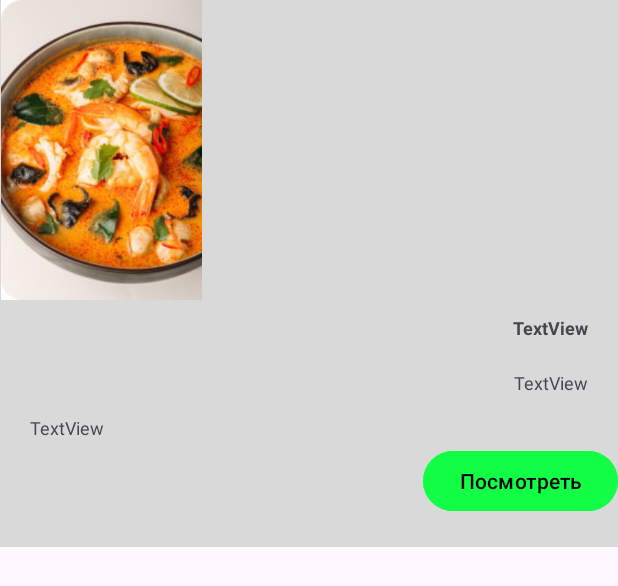
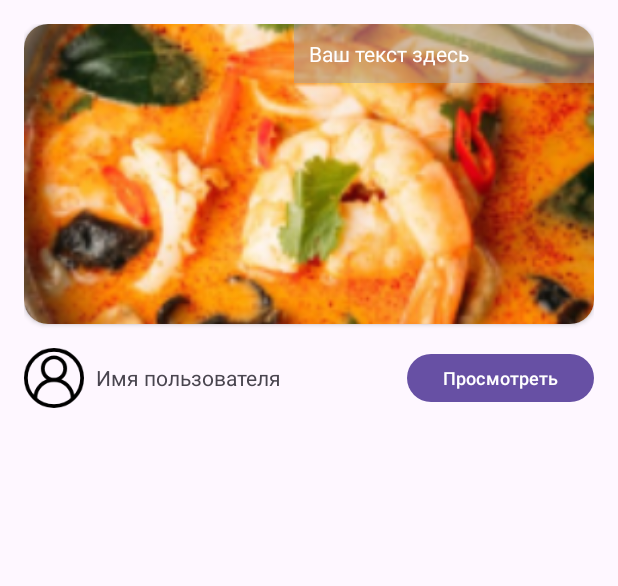
Before and after one commit to Vannitass/Cookify, an Android app: the layout item_in_list.xml on its own in the app's theme, with its tools: preview values and no code run, on a phone screen of 412 x 824 dp. Shown: the top 586 px of the screen. Run offline under Robolectric (Android 15) with nearby library versions, the phone set to English and light mode, and no system bars.

Commit message:
переделал внешний вид карточек

```diff
--- a/app/src/main/java/com/example/pageforregister/ItemsAdapter.kt
+++ b/app/src/main/java/com/example/pageforregister/ItemsAdapter.kt
@@ -11,10 +11,9 @@ import android.widget.TextView
 class ItemsAdapter(var items: List<Item>, var context: Context) : RecyclerView.Adapter<ItemsAdapter.MyViewHolder>(){
 
     class MyViewHolder(view: View): RecyclerView.ViewHolder(view){
-        val image: ImageView = view.findViewById(R.id.item_list_image)
-        val title: TextView = view.findViewById(R.id.item_list_title)
-        val desc: TextView = view.findViewById(R.id.item_list_description)
-        val author: TextView = view.findViewById(R.id.item_list_author)
+        val image: ImageView = view.findViewById(R.id.imageView)
+        val title: TextView = view.findViewById(R.id.textView)
+        val author: TextView = view.findViewById(R.id.profileName)
     }
 
     override fun onCreateViewHolder(parent: ViewGroup, viewType: Int): MyViewHolder {
@@ -28,7 +27,6 @@ class ItemsAdapter(var items: List<Item>, var context: Context) : RecyclerView.A
 
     override fun onBindViewHolder(holder: MyViewHolder, position: Int) {
         holder.title.text = items[position].title
-        holder.desc.text = items[position].desc
         holder.author.text = items[position].author
 
         val imageId = context.resources.getIdentifier(
--- /dev/null
+++ b/app/src/main/res/drawable/rounded_corners.xml
@@ -0,0 +1,6 @@
+<?xml version="1.0" encoding="utf-8"?>
+<shape xmlns:android="http://schemas.android.com/apk/res/android"
+    android:shape="rectangle">
+    <corners android:radius="100dp" />
+    <solid android:color="@android:color/white" />
+</shape>
--- a/app/src/main/res/layout/item_in_list.xml
+++ b/app/src/main/res/layout/item_in_list.xml
@@ -1,64 +1,86 @@
-<?xml version="1.0" encoding="utf-8"?>
-<LinearLayout xmlns:android="http://schemas.android.com/apk/res/android"
+<androidx.constraintlayout.widget.ConstraintLayout
+    xmlns:android="http://schemas.android.com/apk/res/android"
     xmlns:app="http://schemas.android.com/apk/res-auto"
-
-    android:orientation="vertical"
+    xmlns:tools="http://schemas.android.com/tools"
     android:layout_width="match_parent"
     android:layout_height="wrap_content"
-    android:paddingBottom="20dp"
+    android:padding="16dp">
 
-    android:background="#D9D9D9"
-    android:layout_marginBottom="20dp"
-    >
+    <!-- Закруглённое изображение с CardView -->
+    <androidx.cardview.widget.CardView
+        android:id="@+id/cardView"
+        android:layout_width="0dp"
+        android:layout_height="200dp"
+        app:cardCornerRadius="16dp"
+        app:layout_constraintTop_toTopOf="parent"
+        app:layout_constraintStart_toStartOf="parent"
+        app:layout_constraintEnd_toEndOf="parent">
 
-<!--    tools:context=".MainPageActivity">-->
+        <FrameLayout
+            android:layout_width="match_parent"
+            android:layout_height="match_parent">
 
+            <ImageView
+                android:id="@+id/imageView"
+                android:layout_width="match_parent"
+                android:layout_height="match_parent"
+                android:scaleType="centerCrop"
+                android:src="@drawable/souptomyam" />
 
+            <!-- Текст поверх изображения -->
+            <TextView
+                android:id="@+id/textView"
+                android:layout_width="200dp"
+                android:layout_height="wrap_content"
+                android:layout_gravity="top|end"
+                android:background="#80ABA1A1"
+                android:padding="10dp"
+                android:text="Ваш текст здесь"
+                android:textColor="@android:color/white" />
+        </FrameLayout>
+    </androidx.cardview.widget.CardView>
 
-    <ImageView
-        android:id="@+id/item_list_image"
-        android:layout_width="135dp"
-        android:layout_height="200dp"
-        android:gravity="start"
-        android:scaleType="fitCenter"
-        app:srcCompat="@drawable/souptomyam" />
-
-    <TextView
-        android:id="@+id/item_list_title"
+    <!-- LinearLayout для кнопки и профиля -->
+    <LinearLayout
         android:layout_width="match_parent"
         android:layout_height="wrap_content"
-        android:gravity="end"
-        android:paddingHorizontal="20dp"
-        android:paddingVertical="10dp"
-        android:text="TextView"
-        android:textSize="12sp"
-        android:textStyle="bold" />
+        android:layout_marginTop="16dp"
+        android:orientation="horizontal"
+        app:layout_constraintTop_toBottomOf="@id/cardView">
 
-    <TextView
-        android:id="@+id/item_list_description"
-        android:paddingHorizontal="20dp"
-        android:paddingVertical="10dp"
-        android:gravity="end"
-        android:textSize="12sp"
-        android:layout_width="match_parent"
-        android:layout_height="wrap_content"
-        android:text="TextView" />
+        <!-- Иконка с именем профиля -->
+        <RelativeLayout
+            android:id="@+id/profileLayout"
+            android:layout_width="wrap_content"
+            android:layout_height="wrap_content"
+            android:layout_weight="1">
 
-    <TextView
-        android:id="@+id/item_list_author"
-        android:paddingHorizontal="20dp"
-        android:paddingVertical="3dp"
-        android:textSize="12sp"
-        android:layout_width="match_parent"
-        android:layout_height="wrap_content"
-        android:text="TextView" />
+            <ImageView
+                android:id="@+id/profileImage"
+                android:layout_width="40dp"
+                android:layout_height="40dp"
+                android:src="@drawable/ic_profile"
+                android:layout_alignParentStart="true"
+                android:layout_centerVertical="true" />
 
-    <Button
-        android:id="@+id/item_list_button"
-        android:backgroundTint="#12FF46"
-        android:textColor="@color/black"
-        android:layout_width="130dp"
-        android:layout_gravity="end"
-        android:layout_height="wrap_content"
-        android:text="Посмотреть" />
-</LinearLayout>
+            <TextView
+                android:id="@+id/profileName"
+                android:layout_width="wrap_content"
+                android:layout_height="wrap_content"
+                android:text="Имя пользователя"
+                android:layout_toEndOf="@id/profileImage"
+                android:layout_centerVertical="true"
+                android:layout_marginStart="8dp" />
+        </RelativeLayout>
+
+        <!-- Кнопка "Просмотреть" -->
+        <Button
+            android:id="@+id/buttonView"
+            android:layout_width="wrap_content"
+            android:layout_height="40dp"
+            android:text="Просмотреть"
+            android:textSize="12sp"
+            android:layout_marginStart="8dp"
+            android:layout_gravity="center_vertical" />
+    </LinearLayout>
+</androidx.constraintlayout.widget.ConstraintLayout>
```
